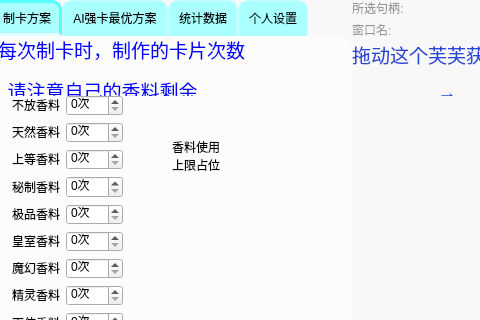
a1929238/tenchi-cards-enhancer, file GUI/天知强卡器.ui: the form before one commit; both pictures show x 148 to 628 and y 0 to 320 of the 800 by 600 pixel window.
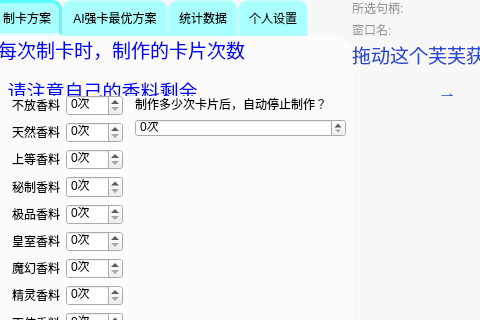
The form after the commit. The open tabs and pages were chosen to show the change. Icons and pictures are not drawn. Custom widgets are drawn as their Qt base class.

The edit to the form file:
```diff
--- a/GUI/天知强卡器.ui
+++ b/GUI/天知强卡器.ui
@@ -665,22 +665,6 @@
        <string>&lt;html&gt;&lt;head/&gt;&lt;body&gt;&lt;p align=&quot;center&quot;&gt;&lt;span style=&quot; font-size:14pt; color:#0000ff;&quot;&gt;此为每次制卡时，制作的卡片次数&lt;/span&gt;&lt;/p&gt;&lt;p align=&quot;center&quot;&gt;&lt;span style=&quot; font-size:14pt; color:#0000ff;&quot;&gt;请注意自己的香料剩余&lt;/span&gt;&lt;/p&gt;&lt;/body&gt;&lt;/html&gt;</string>
       </property>
      </widget>
-     <widget class="QLabel" name="label_39">
-      <property name="geometry">
-       <rect>
-        <x>320</x>
-        <y>80</y>
-        <width>54</width>
-        <height>81</height>
-       </rect>
-      </property>
-      <property name="text">
-       <string>香料使用上限占位</string>
-      </property>
-      <property name="wordWrap">
-       <bool>true</bool>
-      </property>
-     </widget>
      <widget class="QWidget" name="layoutWidget">
       <property name="geometry">
        <rect>
@@ -900,6 +884,38 @@
        </item>
       </layout>
      </widget>
+     <widget class="QWidget" name="">
+      <property name="geometry">
+       <rect>
+        <x>283</x>
+        <y>60</y>
+        <width>211</width>
+        <height>42</height>
+       </rect>
+      </property>
+      <layout class="QVBoxLayout" name="verticalLayout_7">
+       <item>
+        <widget class="QLabel" name="label_39">
+         <property name="text">
+          <string>制作多少次卡片后，自动停止制作？</string>
+         </property>
+        </widget>
+       </item>
+       <item>
+        <widget class="QSpinBox" name="produce_times_input">
+         <property name="toolTip">
+          <string>设置成0，则不会自动停止</string>
+         </property>
+         <property name="suffix">
+          <string>次</string>
+         </property>
+         <property name="maximum">
+          <number>50000</number>
+         </property>
+        </widget>
+       </item>
+      </layout>
+     </widget>
     </widget>
     <widget class="QWidget" name="tab">
      <property name="toolTip">
```
